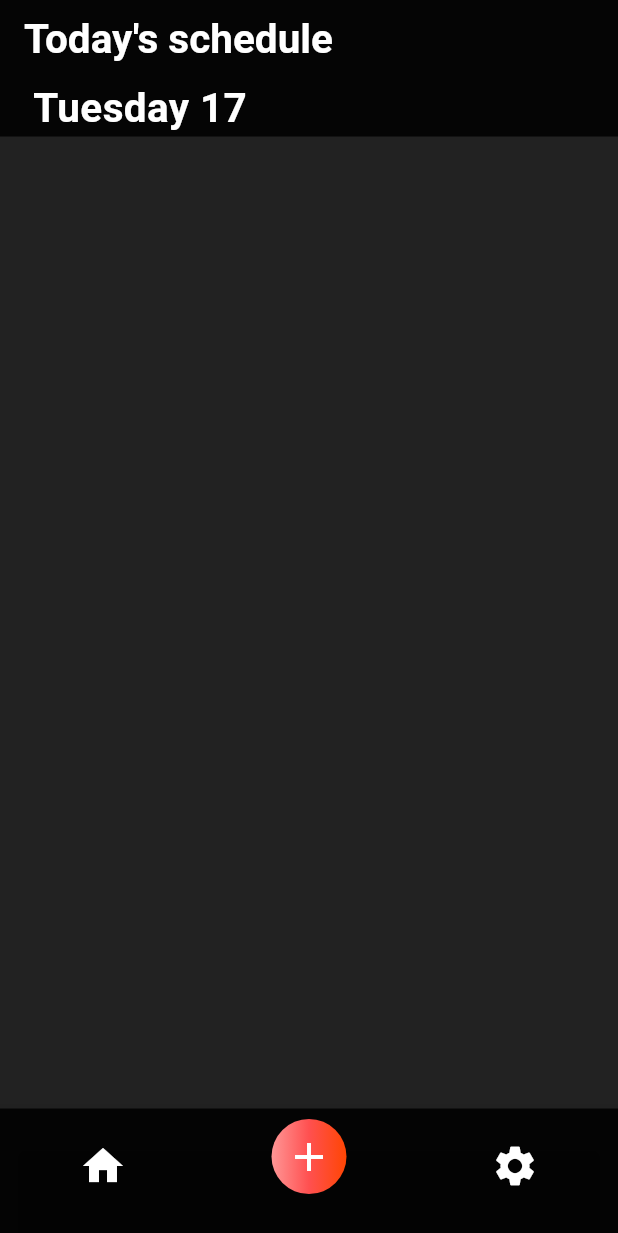
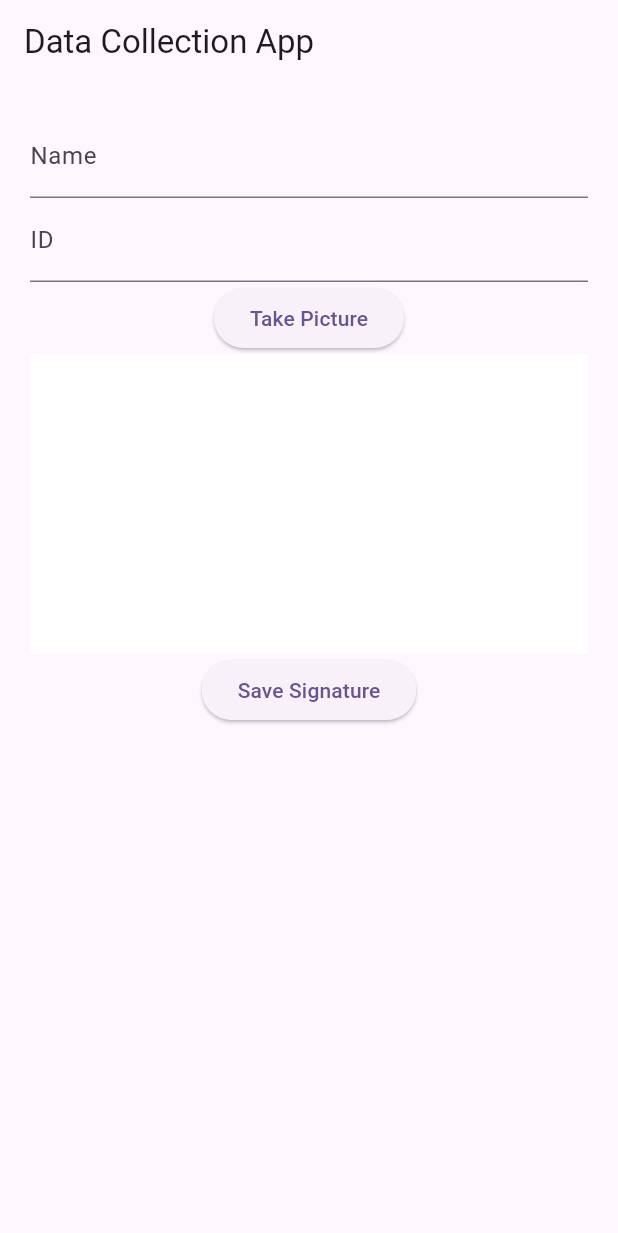
Before and after one commit to CodeCrypt05/TodoNow-using-sqflite-, a Flutter app: the screen it shows after launch, on a phone screen of 412 x 824 dp. Shown: the top 1233 px of the screen. Run offline on Flutter 3.47's test engine with Material 2 defaults, Android fonts, the light colour scheme and no system bars; drawn by our look-alikes of signature; our stand-ins replace image_picker, sqflite; accounts and stored records are empty.

Commit message:
anil showroom code

```diff
--- a/lib/main.dart
+++ b/lib/main.dart
@@ -1,5 +1,6 @@
 import 'package:flutter/material.dart';
 import 'package:todo_now/presentation/pages/home_screen.dart';
+import 'package:todo_now/screens/home_page.dart';
 
 void main() {
   runApp(const MyApp());
@@ -18,7 +19,7 @@ class MyApp extends StatelessWidget {
         colorScheme: ColorScheme.fromSeed(seedColor: Colors.deepPurple),
         useMaterial3: true,
       ),
-      home: const HomeScreen(),
+      home: HomePage(),
     );
   }
 }
--- /dev/null
+++ b/lib/screens/home_page.dart
@@ -0,0 +1,83 @@
+import 'dart:io';
+
+import 'package:flutter/material.dart';
+import 'package:image_picker/image_picker.dart';
+import 'package:signature/signature.dart';
+
+class HomePage extends StatefulWidget {
+  @override
+  _HomePageState createState() => _HomePageState();
+}
+
+class _HomePageState extends State<HomePage> {
+  final _nameController = TextEditingController();
+  final _idController = TextEditingController();
+  final SignatureController _signatureController = SignatureController();
+  XFile? _image;
+
+  void _takePicture() async {
+    final picker = ImagePicker();
+    final image = await picker.pickImage(source: ImageSource.camera);
+    setState(() {
+      _image = image;
+    });
+  }
+
+  @override
+  Widget build(BuildContext context) {
+    return Scaffold(
+      appBar: AppBar(title: Text('Data Collection App')),
+      body: SingleChildScrollView(
+        child: Padding(
+          padding: EdgeInsets.all(20),
+          child: Column(
+            children: <Widget>[
+              TextField(
+                controller: _nameController,
+                decoration: InputDecoration(labelText: 'Name'),
+              ),
+              TextField(
+                controller: _idController,
+                decoration: InputDecoration(labelText: 'ID'),
+              ),
+              _image == null
+                  ? ElevatedButton(
+                      onPressed: _takePicture,
+                      child: Text('Take Picture'),
+                    )
+                  : Container(
+                      width: 150.0, // Adjust the size as needed
+                      height: 150.0,
+                      decoration: BoxDecoration(
+                        shape: BoxShape.circle,
+                        color: Colors.blue, // Background color of the circle
+                      ),
+                      child: ClipOval(
+                        child: Image.file(
+                          File(_image!.path),
+                          width: 150.0,
+                          height: 150.0,
+                          fit: BoxFit.cover,
+                        ),
+                      ),
+                    ),
+              Signature(
+                controller: _signatureController,
+                height: 200,
+                backgroundColor: Colors.white,
+              ),
+              ElevatedButton(
+                onPressed: () {
+                  // Save the signature or upload data to a server
+                  final signature = _signatureController.toPngBytes();
+                  // Implement your logic to save or send data
+                },
+                child: Text('Save Signature'),
+              ),
+            ],
+          ),
+        ),
+      ),
+    );
+  }
+}
--- a/pubspec.yaml
+++ b/pubspec.yaml
@@ -38,10 +38,14 @@ dependencies:
   intl: ^0.18.1
   sqflite: ^2.3.0
   path_provider: ^2.1.1
+  image_picker: ^0.8.0
+  signature: ^5.4.0
 
 dev_dependencies:
   flutter_test:
     sdk: flutter
+
+
 
   # The "flutter_lints" package below contains a set of recommended lints to
   # encourage good coding practices. The lint set provided by the package is
```
Also changed, not shown: pubspec.lock, 5 other files.
